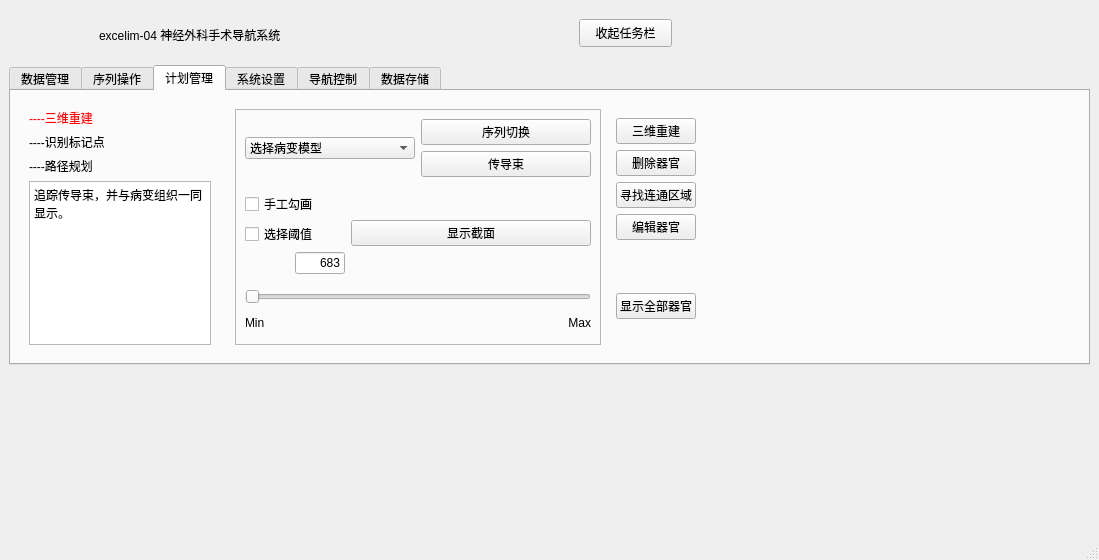
Before: the Qt Designer form mainwindow.ui in kalipolis/excelim_qt_withui, drawn with Qt 5.
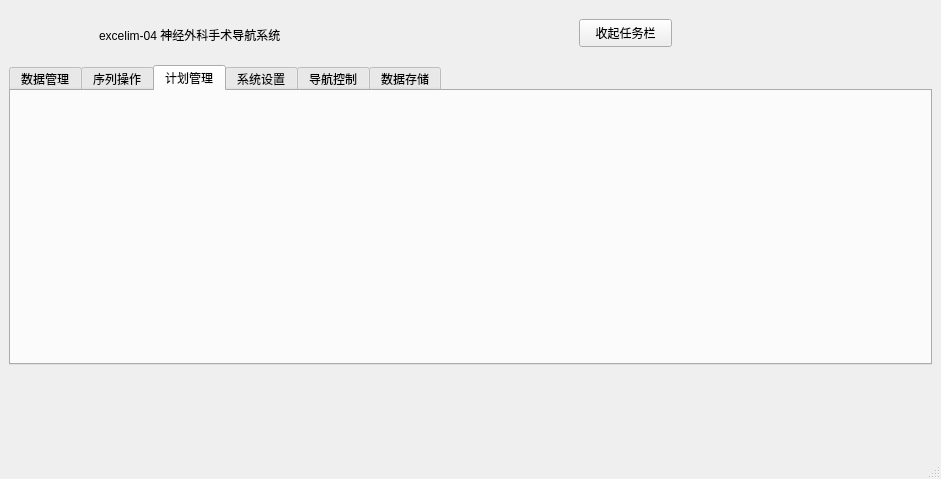
After: the same form once the commit is applied. The open tabs and pages were chosen to show the change. Custom widgets are drawn as their Qt base class.

```diff
--- a/mainwindow.ui
+++ b/mainwindow.ui
@@ -6,8 +6,8 @@
    <rect>
     <x>0</x>
     <y>0</y>
-    <width>1099</width>
-    <height>560</height>
+    <width>941</width>
+    <height>479</height>
    </rect>
   </property>
   <property name="windowTitle">
@@ -1441,7 +1441,7 @@
         <item>
          <widget class="QStackedWidget" name="stackedWidget_4">
           <property name="currentIndex">
-           <number>0</number>
+           <number>2</number>
           </property>
           <widget class="QWidget" name="page_8">
            <layout class="QHBoxLayout" name="horizontalLayout_33">
@@ -2542,6 +2542,7 @@
           <widget class="point" name="page_9">
            <layout class="QHBoxLayout" name="horizontalLayout_51"/>
           </widget>
+          <widget class="rt_3" name="page_16"/>
          </widget>
         </item>
        </layout>
@@ -3000,6 +3001,12 @@
    <header>point.h</header>
    <container>1</container>
   </customwidget>
+  <customwidget>
+   <class>rt_3</class>
+   <extends>QWidget</extends>
+   <header>rt_3.h</header>
+   <container>1</container>
+  </customwidget>
  </customwidgets>
  <resources/>
  <connections/>
```
Left out of the diff: 4 changed lines with no effect on the pictures.
